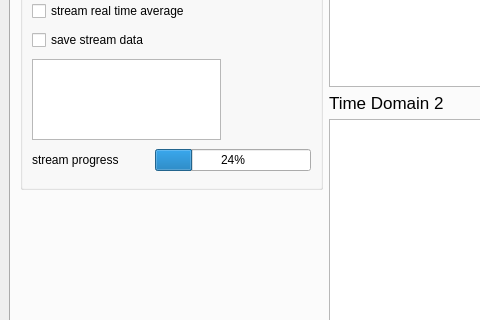
Before: the Qt Designer form main_window/form.ui in UCBoulder/GaGe_Digitzer_Python, drawn with Qt 5; both pictures show x 0 to 480 and y 321 to 641 of the 996 by 790 pixel window.
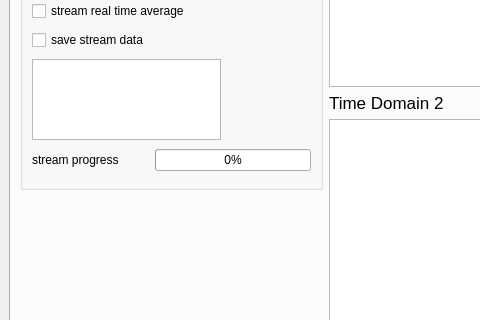
After: the same form once the commit is applied. Icons and pictures are not drawn. Custom widgets are drawn as their Qt base class.

The edit to the form file:
```diff
--- a/main_window/form.ui
+++ b/main_window/form.ui
@@ -173,7 +173,7 @@
            <item row="10" column="2" colspan="3">
             <widget class="QProgressBar" name="pb">
              <property name="value">
-              <number>24</number>
+              <number>0</number>
              </property>
             </widget>
            </item>
```
